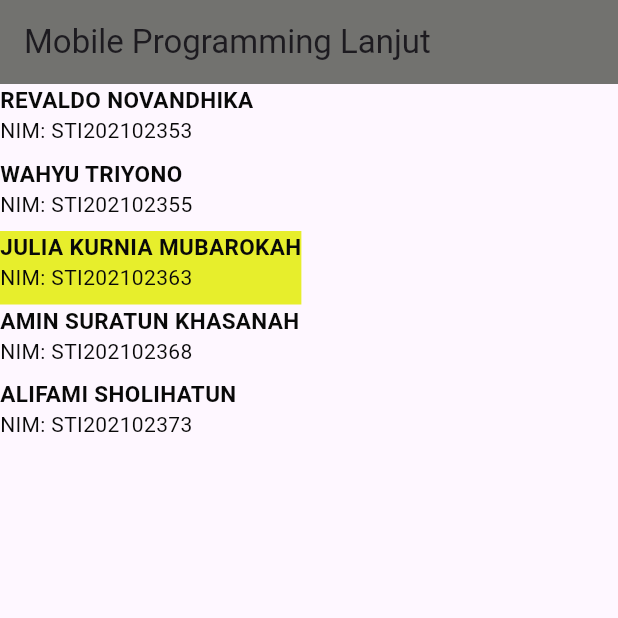
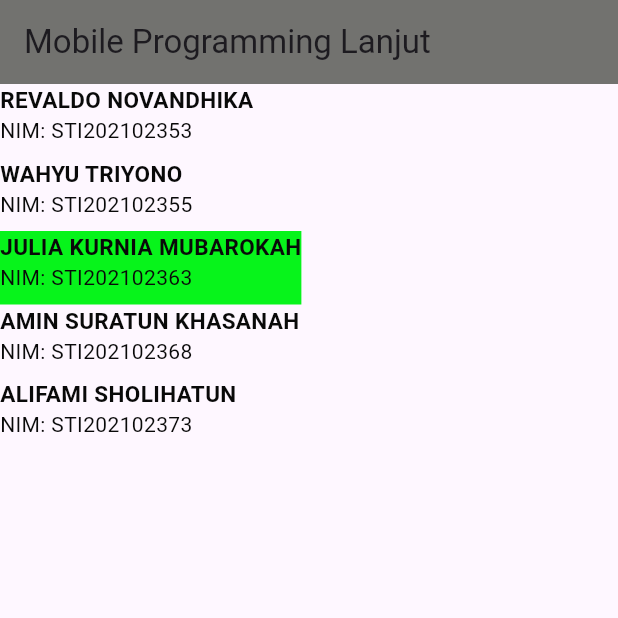
Before and after one commit to juliakurnia/flutter_absen, a Flutter app: the screen it shows after launch, on a phone screen of 412 x 824 dp, the top half of it. Run offline on Flutter 3.47's test engine with Material 3 defaults, Android fonts, the phone set to English and light mode, and no system bars.

Commit message:
Update main.dart

```diff
--- a/lib/main.dart
+++ b/lib/main.dart
@@ -27,7 +27,7 @@ class MyApp extends StatelessWidget {
             TeksUtama(
               teks1: 'JULIA KURNIA MUBAROKAH',
               teks2: 'NIM: STI202102363',
-              backgroundColor: Color.fromARGB(255, 231, 238, 44),
+              backgroundColor: Color.fromARGB(255, 7, 244, 27),
             ),
             TeksUtama(
               teks1: 'AMIN SURATUN KHASANAH',
```
